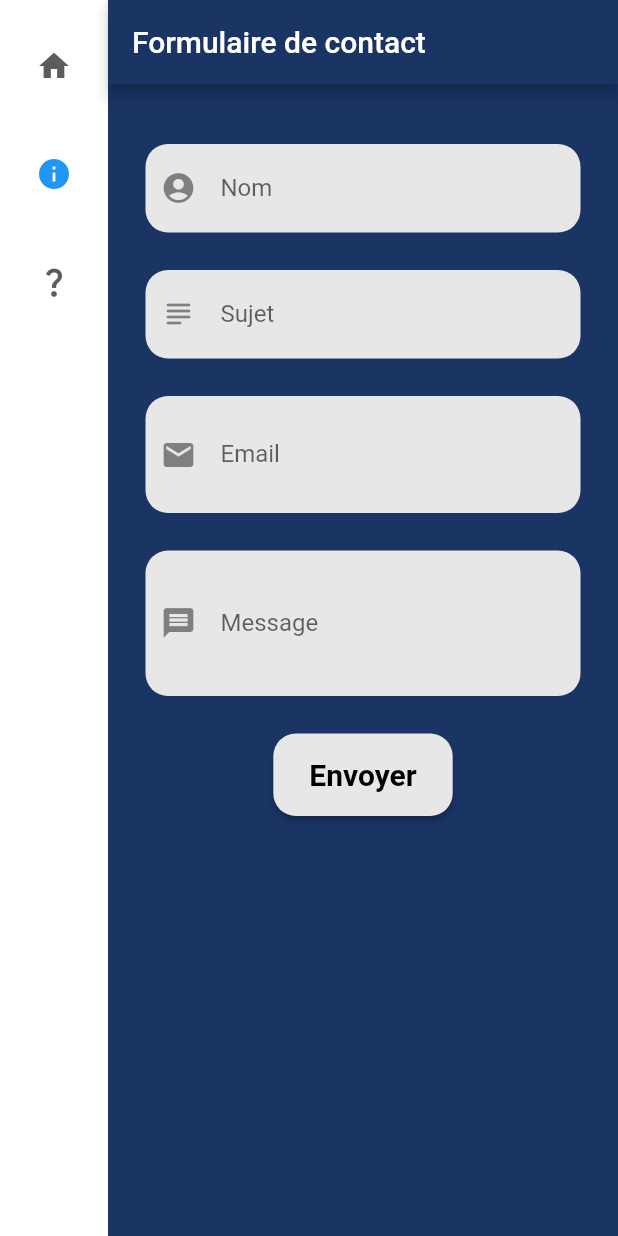
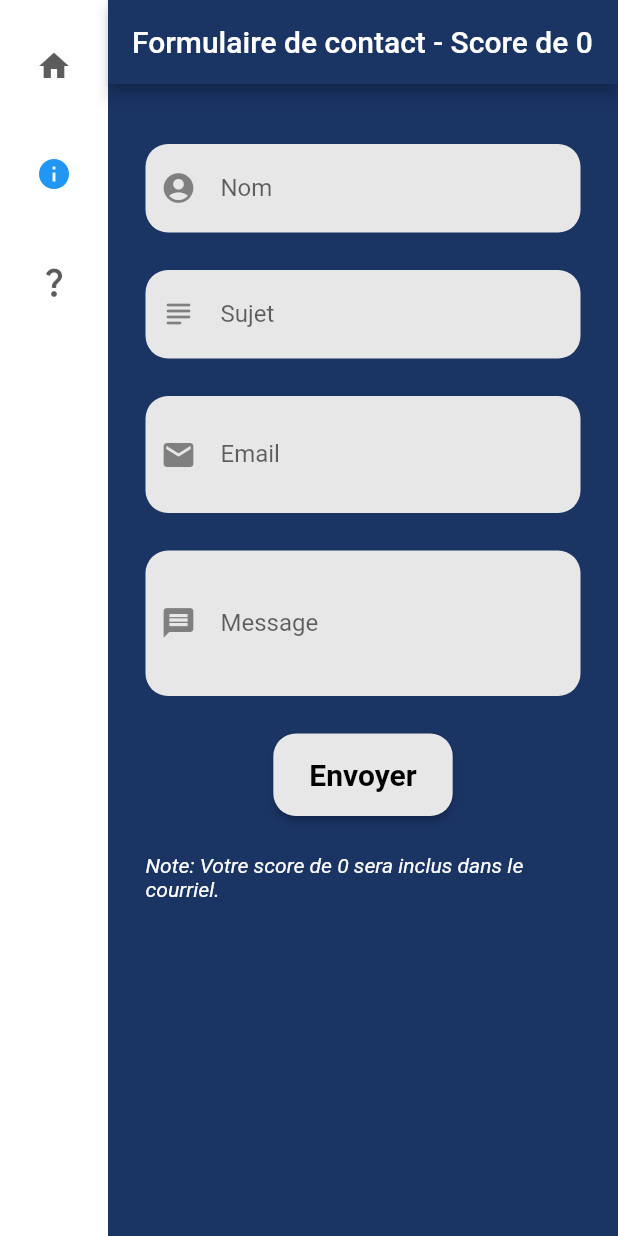
Before and after one commit to theoclerc/exponomade, a Flutter app: the screen it shows after launch, after a tap on "Contact", on a phone screen of 412 x 824 dp. Run offline on Flutter 3.47's test engine with Material 2 defaults, Android fonts, the phone set to English and light mode, and no system bars; our stand-ins replace cloud_firestore, firebase_core, google_maps_flutter; accounts and stored records are empty.

Commit message:
added score to the contact form

```diff
--- a/lib/appNavigation/contact_page.dart
+++ b/lib/appNavigation/contact_page.dart
@@ -5,15 +5,27 @@ import '../widgets/custom_textfield.dart';
 import '../utils/validators.dart';
 
 class ContactPage extends StatefulWidget {
-  const ContactPage({Key? key}) : super(key: key);
+
+  final int? score;
+  const ContactPage({Key? key, this.score}) : super(key: key);
+
+
 
   @override
   State<ContactPage> createState() => _ContactPageState();
+
 }
+
 
 class _ContactPageState extends State<ContactPage> {
 
   final _formKey = GlobalKey<FormState>();
+
+  @override
+  void initState() {
+    super.initState();
+    ContactService.score = widget.score ?? 0;
+  }
 
   Widget _sizedBox() => const SizedBox(height: 25);
 
@@ -23,7 +35,7 @@ class _ContactPageState extends State<ContactPage> {
       backgroundColor: background,
       appBar: AppBar(
         automaticallyImplyLeading: false,
-        title: const Text('Formulaire de contact'),
+        title: Text('Formulaire de contact - Score de ${widget.score ?? "0"}'),
         backgroundColor: background,
       ),
       body: Padding(
@@ -101,7 +113,16 @@ class _ContactPageState extends State<ContactPage> {
                         fontWeight: FontWeight.bold,
                       ),
                     ),
-                  )
+                  ),
+                  _sizedBox(),
+                  Text(
+                    "Note: Votre score de ${widget.score ?? '0'} sera inclus dans le courriel.",
+                    style: const TextStyle(
+                      fontSize: 14,
+                      fontStyle: FontStyle.italic,
+                      color: Colors.white,
+                    ),
+                  ),
                 ],
               ),
             ),
--- a/lib/appNavigation/home_page.dart
+++ b/lib/appNavigation/home_page.dart
@@ -6,8 +6,9 @@ import 'package:exponomade/appNavigation/quiz_page.dart';
 class HomePage extends StatefulWidget {
 
   final int initialPage;
+  final int? score;
 
-  const HomePage({Key? key, this.initialPage = 0}) : super(key: key);
+  const HomePage({Key? key, this.initialPage = 0, this.score}) : super(key: key);
 
   @override
   State<HomePage> createState() => _HomePageState();
@@ -34,7 +35,7 @@ class _HomePageState extends State<HomePage> {
         break;
       //Contact
       case 1:
-        page = const ContactPage();
+        page = ContactPage(score: widget.score);
         break;
       //Quiz
       case 2:
--- a/lib/services/contact_services.dart
+++ b/lib/services/contact_services.dart
@@ -8,6 +8,8 @@ class ContactService {
   static final subjectController = TextEditingController();
   static final emailController = TextEditingController();
   static final messageController = TextEditingController();
+  static int score = 0;
+
 
   static Future<int> sendEmail() async {
     final url = Uri.parse("https://api.emailjs.com/api/v1.0/email/send");
@@ -25,6 +27,7 @@ class ContactService {
             "subject": subjectController.text,
             "user_email": emailController.text,
             "message": messageController.text,
+            "score": score,
           }
         }));
     return response.statusCode;
@@ -36,4 +39,5 @@ class ContactService {
     emailController.clear();
     messageController.clear();
   }
+
 }
--- a/lib/services/quiz_services.dart
+++ b/lib/services/quiz_services.dart
@@ -48,7 +48,7 @@ class QuizServices {
           result: score,
           questionLength: extractedData.length,
           onPressed: () => startOver(context),
-          onContactPressed: () => redirectToContact(context),
+          onContactPressed: () => redirectToContact(context, score),
         ),
       );
     } else {
@@ -71,8 +71,9 @@ class QuizServices {
     Navigator.push(context, MaterialPageRoute(builder: (context) => const HomePage(initialPage: 2)));
   }
 
-  static void redirectToContact(BuildContext context) {
-    Navigator.push(context, MaterialPageRoute(builder: (context) => const HomePage(initialPage: 1)));
-  }
+
+static void redirectToContact(BuildContext context, int score) {
+  Navigator.push(context, MaterialPageRoute(builder: (context) => HomePage(initialPage: 1, score: score)));
+}
 
 }
```
